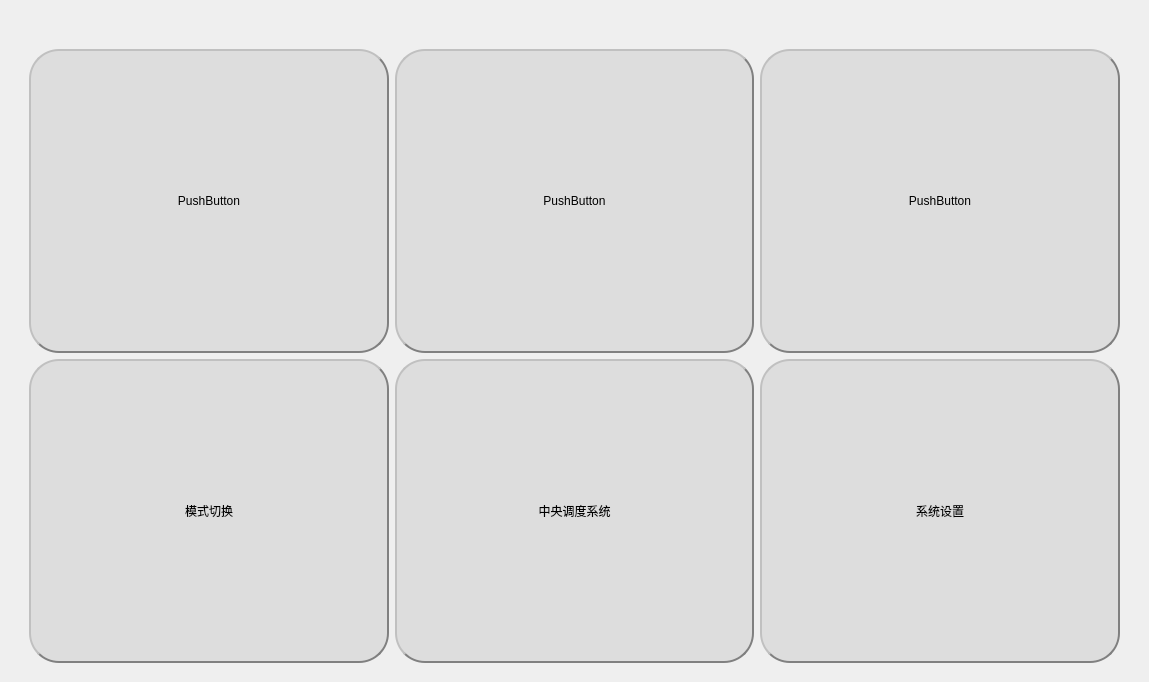
Before: the Qt Designer form zhong.ui in mouming233/qt, drawn with Qt 5.
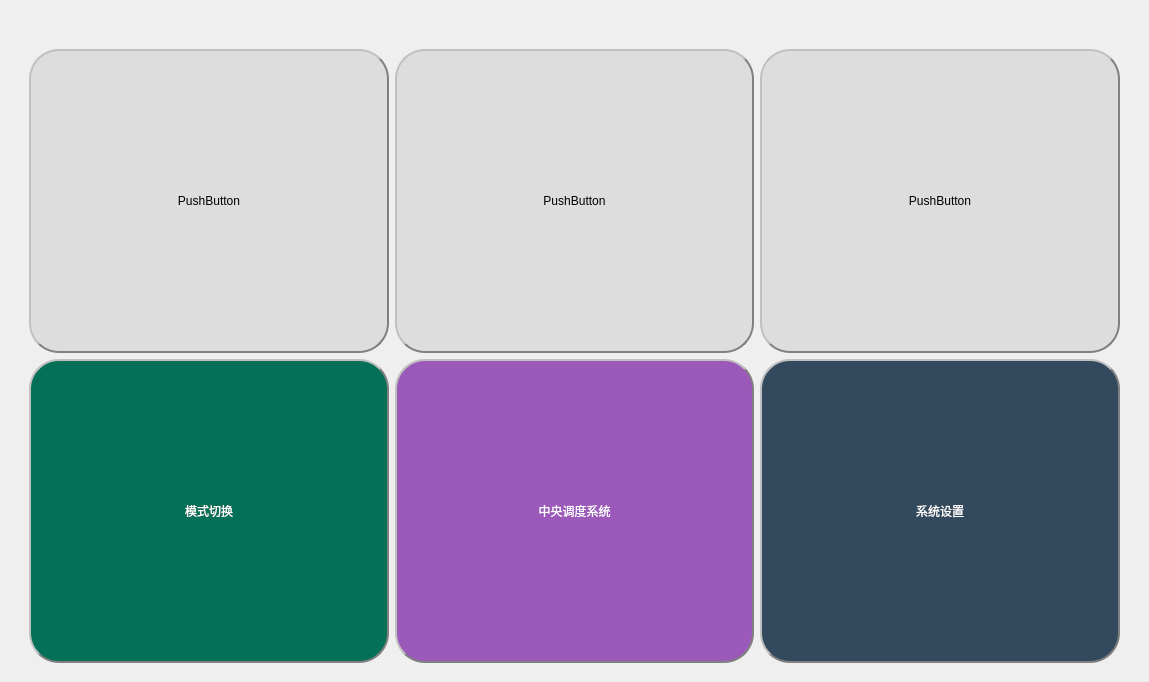
After: the same form once the commit is applied. Icons and pictures are not drawn.

Patch:
```diff
--- a/zhong.ui
+++ b/zhong.ui
@@ -115,6 +115,9 @@
 background-color: rgb(221, 221, 221);
 border:2px groove gray;
 border-radius:30px;padding:2px 4px;
+	font: 18pt &quot;楷体&quot;;
+	color: rgb(255, 255, 255);
+	background-color: rgb(51, 73, 93);
 border-style: outset;}
 QPushButton:hover{background-color:rgb(229, 241, 251); color: black;}
 QPushButton:pressed{background-color:rgb(204, 228, 247);border-style: inset;}</string>
@@ -122,6 +125,16 @@
         <property name="text">
          <string>系统设置</string>
         </property>
+        <property name="icon">
+         <iconset resource="resource.qrc">
+          <normaloff>:/设置.png</normaloff>:/设置.png</iconset>
+        </property>
+        <property name="iconSize">
+         <size>
+          <width>100</width>
+          <height>100</height>
+         </size>
+        </property>
        </widget>
       </item>
       <item row="1" column="1">
@@ -137,6 +150,9 @@
 background-color: rgb(221, 221, 221);
 border:2px groove gray;
 border-radius:30px;padding:2px 4px;
+	font: 18pt &quot;楷体&quot;;
+	color: rgb(255, 255, 255);
+	background-color: rgb(3, 112, 87);
 border-style: outset;}
 QPushButton:hover{background-color:rgb(229, 241, 251); color: black;}
 QPushButton:pressed{background-color:rgb(204, 228, 247);border-style: inset;}</string>
@@ -144,6 +160,16 @@
         <property name="text">
          <string>模式切换</string>
         </property>
+        <property name="icon">
+         <iconset resource="resource.qrc">
+          <normaloff>:/切换.png</normaloff>:/切换.png</iconset>
+        </property>
+        <property name="iconSize">
+         <size>
+          <width>100</width>
+          <height>100</height>
+         </size>
+        </property>
        </widget>
       </item>
       <item row="0" column="1">
@@ -226,6 +252,9 @@
 border:2px groove gray;
 border-radius:30px;padding:2px 4px;
 border-style: outset;
+	background-color: rgb(155, 89, 186);
+	font: 18pt &quot;楷体&quot;;
+	color: rgb(255, 255, 255);
 
 }
 QPushButton:hover{background-color:rgb(229, 241, 251); color: black;}
@@ -234,6 +263,16 @@
         <property name="text">
          <string>中央调度系统</string>
         </property>
+        <property name="icon">
+         <iconset resource="resource.qrc">
+          <normaloff>:/SWAN 控制.png</normaloff>:/SWAN 控制.png</iconset>
+        </property>
+        <property name="iconSize">
+         <size>
+          <width>100</width>
+          <height>100</height>
+         </size>
+        </property>
        </widget>
       </item>
      </layout>
```
Left out of the diff: 4 changed lines with no effect on the pictures.
